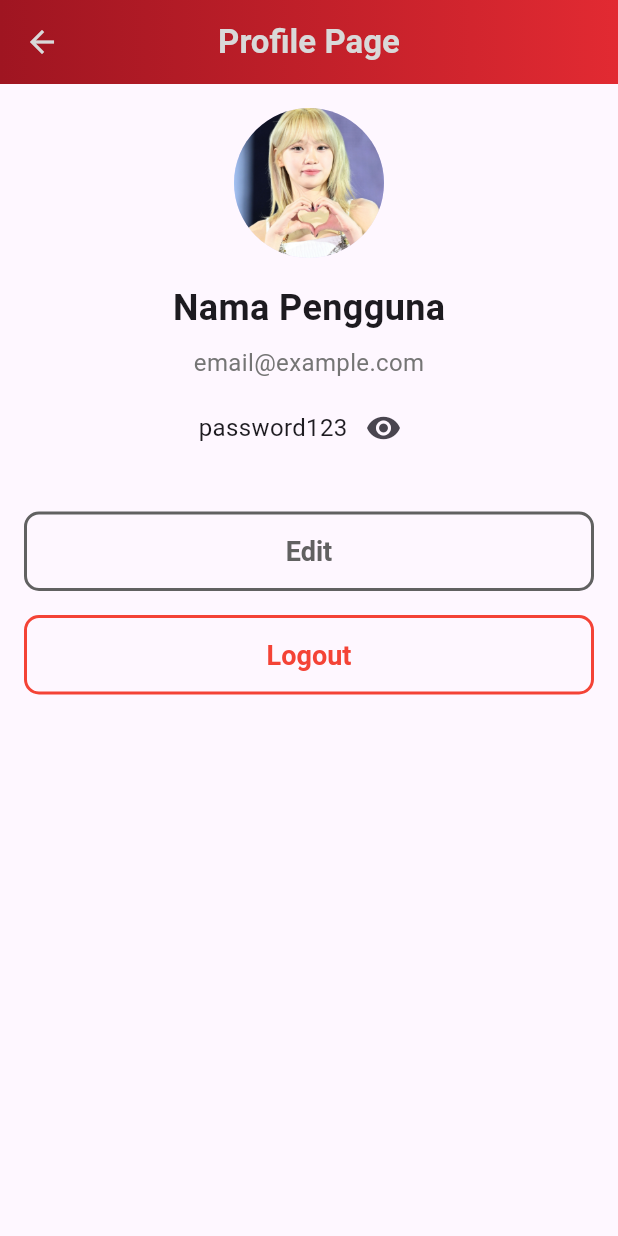
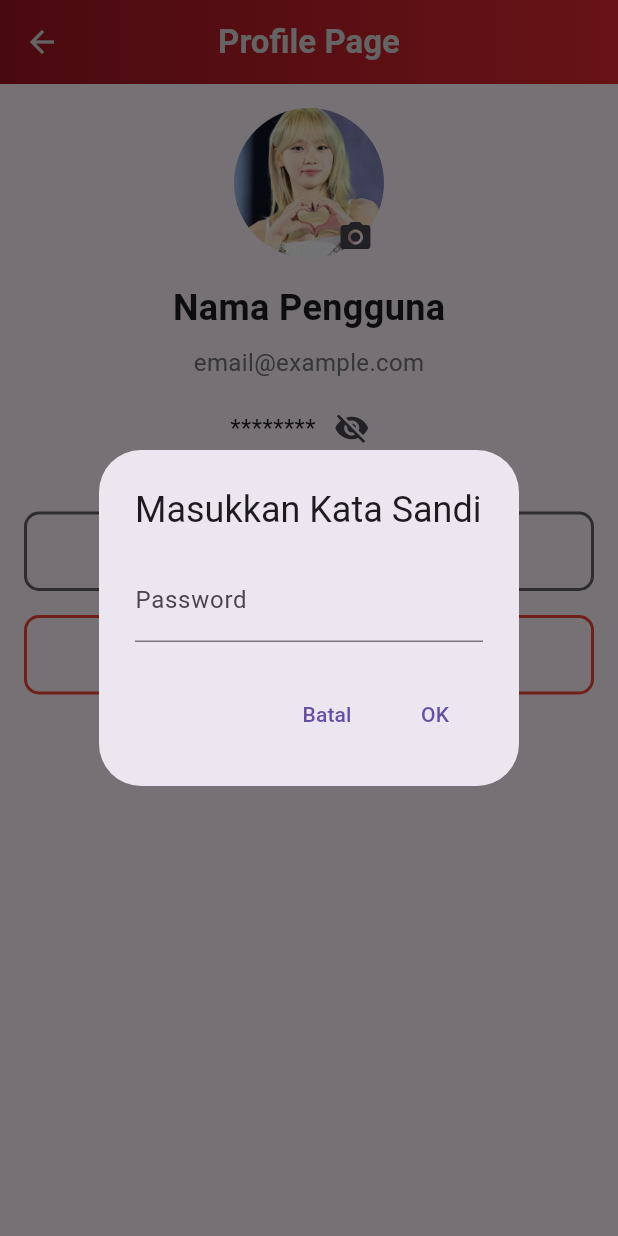
Before and after one commit to SuryaaAulia/Rent-It-App-Flutter, a Flutter app: the ProfilePage screen opened directly, after a tap on the "visibility off" icon, on a phone screen of 412 x 824 dp. Run offline on Flutter 3.47's test engine with Material 3 defaults, Android fonts, the phone set to English and light mode, and no system bars; our stand-ins replace carousel_slider, image_picker, infinite_scroll_pagination, smooth_page_indicator.

Commit message:
Camera API - Profile Page

```diff
--- a/rent_it_flutter/lib/page/profile_page.dart
+++ b/rent_it_flutter/lib/page/profile_page.dart
@@ -1,8 +1,10 @@
 import 'package:flutter/material.dart';
+import 'package:image_picker/image_picker.dart';
+import 'dart:io';
 import 'edit_profile_page.dart';
 
 class ProfilePage extends StatefulWidget {
-  const ProfilePage({super.key});
+  const ProfilePage({Key? key}) : super(key: key);
 
   @override
   _ProfilePageState createState() => _ProfilePageState();
@@ -11,6 +13,97 @@ class ProfilePage extends StatefulWidget {
 class _ProfilePageState extends State<ProfilePage> {
   bool _isPasswordVisible = false;
   final String _password = 'password123';
+  File? _profileImage;
+
+  Future<void> _pickImageFromSource(ImageSource source) async {
+    final ImagePicker picker = ImagePicker();
+    final XFile? pickedImage = await picker.pickImage(source: source);
+    if (pickedImage != null) {
+      setState(() {
+        _profileImage = File(pickedImage.path);
+      });
+    }
+  }
+
+  Future<void> _showImageSourceDialog() async {
+    return showDialog<void>(
+      context: context,
+      builder: (BuildContext context) {
+        return AlertDialog(
+          title: const Text('Pilih Sumber Foto'),
+          content: SingleChildScrollView(
+            child: ListBody(
+              children: <Widget>[
+                ListTile(
+                  leading: const Icon(Icons.camera),
+                  title: const Text('Gunakan Kamera'),
+                  onTap: () {
+                    Navigator.of(context).pop();
+                    _pickImageFromSource(ImageSource.camera);
+                  },
+                ),
+                ListTile(
+                  leading: const Icon(Icons.photo),
+                  title: const Text('Pilih dari Galeri'),
+                  onTap: () {
+                    Navigator.of(context).pop();
+                    _pickImageFromSource(ImageSource.gallery);
+                  },
+                ),
+              ],
+            ),
+          ),
+        );
+      },
+    );
+  }
+
+  Future<void> _showPasswordDialog() async {
+    final TextEditingController passwordController = TextEditingController();
+
+    return showDialog<void>(
+      context: context,
+      builder: (BuildContext context) {
+        return AlertDialog(
+          title: const Text('Masukkan Kata Sandi'),
+          content: SingleChildScrollView(
+            child: TextField(
+              controller: passwordController,
+              obscureText: true,
+              decoration: const InputDecoration(
+                labelText: 'Password',
+              ),
+            ),
+          ),
+          actions: <Widget>[
+            TextButton(
+              child: const Text('Batal'),
+              onPressed: () {
+                Navigator.of(context).pop();
+              },
+            ),
+            TextButton(
+              child: const Text('OK'),
+              onPressed: () {
+                if (passwordController.text == _password) {
+                  setState(() {
+                    _isPasswordVisible = true;
+                  });
+                  Navigator.of(context).pop();
+                } else {
+                  ScaffoldMessenger.of(context).showSnackBar(
+                    const SnackBar(
+                      content: Text('Kata sandi salah'),
+                    ),
+                  );
+                }
+              },
+            ),
+          ],
+        );
+      },
+    );
+  }
 
   @override
   Widget build(BuildContext context) {
@@ -21,7 +114,8 @@ class _ProfilePageState extends State<ProfilePage> {
             'Profile Page',
             style: TextStyle(
               color: Color.fromRGBO(217, 217, 217, 1),
-                fontWeight: FontWeight.w600),
+              fontWeight: FontWeight.w600,
+            ),
           ),
           centerTitle: true,
           flexibleSpace: Container(
@@ -29,20 +123,38 @@ class _ProfilePageState extends State<ProfilePage> {
               gradient: LinearGradient(
                 colors: <Color>[
                   Color.fromRGBO(159, 21, 33, 1),
-                  Color.fromRGBO(226, 42, 50, 1)
+                  Color.fromRGBO(226, 42, 50, 1),
                 ],
               ),
             ),
           ),
         ),
-        body: Padding(
+        body: SingleChildScrollView(
+          child: Padding(
             padding: const EdgeInsets.all(16.0),
             child: Column(
               crossAxisAlignment: CrossAxisAlignment.center,
               children: <Widget>[
-              const CircleAvatar(
+                Stack(
+                  alignment: Alignment.bottomRight,
+                  children: <Widget>[
+                    CircleAvatar(
                       radius: 50,
-                backgroundImage: AssetImage('assets/images/avatar.jpg'),
+                      backgroundImage: _profileImage != null
+                          ? FileImage(_profileImage!)
+                          : const AssetImage('assets/images/avatar.jpg')
+                              as ImageProvider,
+                    ),
+                    Positioned(
+                      bottom: -10,
+                      right: -5,
+                      child: IconButton(
+                        icon: Icon(Icons.camera_alt),
+                        onPressed: _showImageSourceDialog,
+                        tooltip: 'Ganti Foto Profil',
+                      ),
+                    ),
+                  ],
                 ),
                 const SizedBox(height: 16),
                 const Text(
@@ -69,9 +181,13 @@ class _ProfilePageState extends State<ProfilePage> {
                             : Icons.visibility_off,
                       ),
                       onPressed: () {
+                        if (_isPasswordVisible) {
                           setState(() {
-                        _isPasswordVisible = !_isPasswordVisible;
+                            _isPasswordVisible = false;
                           });
+                        } else {
+                          _showPasswordDialog();
+                        }
                       },
                     ),
                   ],
@@ -81,14 +197,15 @@ class _ProfilePageState extends State<ProfilePage> {
                   onPressed: () {
                     Navigator.push(
                       context,
-                    MaterialPageRoute(builder: (context) => EditProfilePage()),
+                      MaterialPageRoute(
+                        builder: (context) => EditProfilePage(),
+                      ),
                     );
                   },
                   style: OutlinedButton.styleFrom(
                     foregroundColor: Colors.grey[700],
                     padding: const EdgeInsets.symmetric(vertical: 16.0),
-                  minimumSize: const Size(double.infinity,
-                      50), // Set the button width to full width and height to 50
+                    minimumSize: const Size(double.infinity, 50),
                     textStyle: const TextStyle(
                       fontSize: 18.0,
                       fontWeight: FontWeight.w600,
@@ -111,8 +228,7 @@ class _ProfilePageState extends State<ProfilePage> {
                   style: OutlinedButton.styleFrom(
                     foregroundColor: Colors.red,
                     padding: const EdgeInsets.symmetric(vertical: 16.0),
-                  minimumSize: const Size(double.infinity,
-                      50), // Set the button width to full width and height to 50
+                    minimumSize: const Size(double.infinity, 50),
                     textStyle: const TextStyle(
                       fontSize: 18.0,
                       fontWeight: FontWeight.w600,
@@ -131,6 +247,7 @@ class _ProfilePageState extends State<ProfilePage> {
             ),
           ),
         ),
+      ),
     );
   }
 }
--- a/rent_it_flutter/pubspec.yaml
+++ b/rent_it_flutter/pubspec.yaml
@@ -46,6 +46,7 @@ dependencies:
 dev_dependencies:
   flutter_test:
     sdk: flutter
+  image_picker: ^1.0.8
 
   # The "flutter_lints" package below contains a set of recommended lints to
   # encourage good coding practices. The lint set provided by the package is
```
Also changed, not shown: rent_it_flutter/pubspec.lock. Lines whose indentation alone changed are shown as unchanged.
